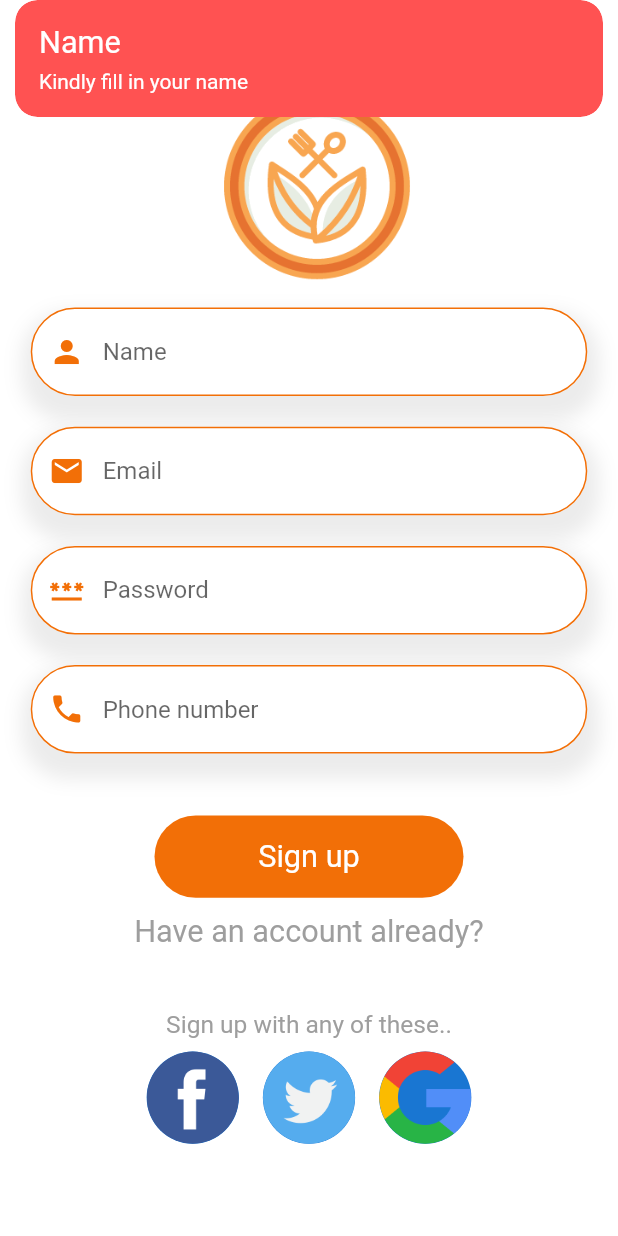
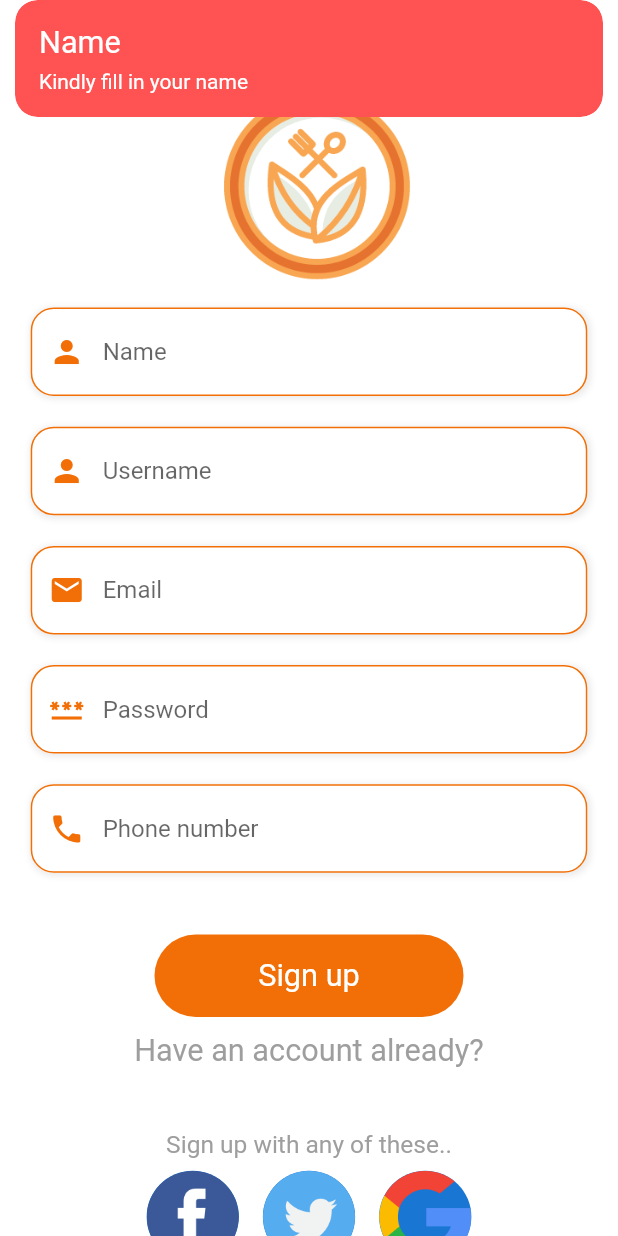
Before and after one commit to VhiktorBrown/OrderFood, a Flutter app: the SignUpPage screen opened directly, after a tap on "Sign up", on a phone screen of 412 x 824 dp. Run offline on Flutter 3.47's test engine with Material 2 defaults, Android fonts, the phone set to English and light mode, and no system bars; our stand-ins replace dots_indicator, get, shared_preferences; accounts and stored records are empty.

```diff
--- a/lib/base/show_custom_snackbar.dart
+++ b/lib/base/show_custom_snackbar.dart
@@ -2,7 +2,7 @@ import 'package:flutter/material.dart';
 import 'package:get/get.dart';
 import 'package:order_food/widgets/big_text.dart';
 
-void showCustomSnackBar(String message, {bool isError = true, String title = "Error"}){
+void showCustomSnackBar(String message, {Color color = Colors.redAccent, bool isError = true, String title = "Error"}){
   Get.snackbar(title, message,
   titleText: BigText(text: title, color: Colors.white,),
   messageText: Text(message,
@@ -12,6 +12,6 @@ void showCustomSnackBar(String message, {bool isError = true, String title = "Er
   ),
     colorText: Colors.white,
     snackPosition: SnackPosition.TOP,
-    backgroundColor: Colors.redAccent
+    backgroundColor: color
   );
 }
--- a/lib/data/api/api_client.dart
+++ b/lib/data/api/api_client.dart
@@ -36,8 +36,6 @@ class ApiClient extends GetConnect implements GetxService {
       Get.snackbar("Unsuccessful", "Response was not successful",
           backgroundColor: AppColors.mainColor,
           colorText: Colors.white);
-      // //TODO TO remove later
-      // print("RESPONSE UNSUCCESSFUL " + e.toString());
 
       return Response(statusCode: 1, statusText: e.toString());
     }
--- a/lib/data/models/response_model.dart
+++ b/lib/data/models/response_model.dart
@@ -1,10 +1,10 @@
 class ResponseModel {
-  final bool _isSuccess;
+  final bool _success;
   final String _message;
 
-  ResponseModel(this._isSuccess, this._message);
+  ResponseModel(this._success, this._message);
 
-  bool get isSuccess => _isSuccess;
+  bool get success => _success;
   String get message => _message;
 
 }
--- a/lib/data/models/sign_up_body.dart
+++ b/lib/data/models/sign_up_body.dart
@@ -1,10 +1,12 @@
 class SignUpBody{
   String name;
+  String username;
   String email;
   String phone;
   String password;
 
   SignUpBody({required this.name,
+    required this.username,
     required this.phone,
     required this.email,
     required this.password
@@ -14,6 +16,7 @@ class SignUpBody{
     Map<String, dynamic> data = <String, dynamic>{};
 
     data["name"] = name;
+    data["username"] = username;
     data["email"] = email;
     data["phone"] = phone;
     data["password"] = password;
--- a/lib/main.dart
+++ b/lib/main.dart
@@ -1,16 +1,14 @@
-
 import 'package:flutter/material.dart';
 import 'package:get/get.dart';
 import 'package:order_food/data/controllers/cart_controller.dart';
 import 'package:order_food/helper/dependencies.dart' as dep;
 import 'package:order_food/pages/auth/sign_in_page.dart';
-import 'package:order_food/pages/auth/sign_up.dart';
 import 'package:order_food/routes/route_helper.dart';
-
 import 'data/controllers/popular_products_controller.dart';
 import 'data/controllers/recommended_products_controller.dart';
 
 Future<void> main() async{
+
   //to ensure that the dependencies are loaded before loading the UI
   WidgetsFlutterBinding.ensureInitialized();
 
--- a/lib/pages/auth/sign_up.dart
+++ b/lib/pages/auth/sign_up.dart
@@ -1,6 +1,7 @@
 import 'package:flutter/gestures.dart';
 import 'package:flutter/material.dart';
 import 'package:get/get.dart';
+import 'package:order_food/base/custom_progress_bar.dart';
 import 'package:order_food/data/controllers/auth_controller.dart';
 import 'package:order_food/data/models/sign_up_body.dart';
 import 'package:order_food/utils/colors.dart';
@@ -14,7 +15,9 @@ class SignUpPage extends StatelessWidget {
 
   @override
   Widget build(BuildContext context) {
+
     var emailController = TextEditingController();
+    var usernameController = TextEditingController();
     var nameController = TextEditingController();
     var phoneController = TextEditingController();
     var passwordController = TextEditingController();
@@ -25,10 +28,10 @@ class SignUpPage extends StatelessWidget {
       "google(1).png"
     ];
 
-    void _registerNewUser(){
-      var authController = Get.find<AuthController>();
+    void _registerNewUser(AuthController authController){
 
       String name = nameController.text.trim();
+      String username = usernameController.text.trim();
       String email = emailController.text.trim();
       String phone = phoneController.text.trim();
       String password = passwordController.text.trim();
@@ -36,6 +39,8 @@ class SignUpPage extends StatelessWidget {
       //check for Empty fields
       if(name.isEmpty){
         showCustomSnackBar("Kindly fill in your name", title: "Name");
+      }else if(username.isEmpty){
+        showCustomSnackBar("Kindly fill in a username", title: "Username");
       }else if(phone.isEmpty){
         showCustomSnackBar("Kindly fill in your phone number", title: "Phone");
       }else if(email.isEmpty){
@@ -47,11 +52,11 @@ class SignUpPage extends StatelessWidget {
       }else if(password.length < 6){
         showCustomSnackBar("Password has to be more than 6 characters", title: "Password too short");
       }else {
-        showCustomSnackBar("All fields filled correctly.", title: "All done.");
 
         //create the Sign Up Object
         SignUpBody signUpBody = SignUpBody(
           name: name,
+          username: username,
           email: email,
           phone: phone,
           password: password
@@ -59,10 +64,11 @@ class SignUpPage extends StatelessWidget {
 
         //send User Details to the Server to Register
         authController.registration(signUpBody).then((status) {
-          if(status.isSuccess){
+          if(status.success){
             print("Registration Successful");
+            showCustomSnackBar(status.message, color: AppColors.mainColor, title: "Successful");
           }else {
-            showCustomSnackBar(status.message);
+            showCustomSnackBar(status.message, color: AppColors.mainColor, title: "Unsuccessful");
           }
         });
 
@@ -74,7 +80,9 @@ class SignUpPage extends StatelessWidget {
 
     return Scaffold(
       backgroundColor: Colors.white,
-      body: SingleChildScrollView(
+      body: GetBuilder<AuthController>(builder: (authController){
+        //If Loading variable is false, show UI widgets, if not, show custom progress
+        return !authController.isLoading?SingleChildScrollView(
           physics: const BouncingScrollPhysics(),
           child: Column(
             children: [
@@ -92,16 +100,18 @@ class SignUpPage extends StatelessWidget {
               ),
               TextFieldWidget(textController: nameController, hintText: "Name", icon: Icons.person),
               SizedBox(height: Dimensions.height20,),
+              TextFieldWidget(textController: usernameController, hintText: "Username", icon: Icons.person),
+              SizedBox(height: Dimensions.height20,),
               TextFieldWidget(textController: emailController, hintText: "Email", icon: Icons.email),
               SizedBox(height: Dimensions.height20,),
-            TextFieldWidget(textController: passwordController, hintText: "Password", icon: Icons.password),
+              TextFieldWidget(textController: passwordController, hintText: "Password", icon: Icons.password, isObscure: true,),
               SizedBox(height: Dimensions.height20,),
               TextFieldWidget(textController: phoneController, hintText: "Phone number", icon: Icons.phone),
               SizedBox(height: Dimensions.screenHeight*0.05,),
 
               GestureDetector(
                 onTap: (){
-                _registerNewUser();
+                  _registerNewUser(authController);
                 },
                 child: Container(
                   width: Dimensions.screenWidth/2,
@@ -154,7 +164,9 @@ class SignUpPage extends StatelessWidget {
               )
             ],
           ),
-      ),
+        )
+            :const CustomProgress();
+      },)
     );
   }
 }
--- a/lib/widgets/text_field_widget.dart
+++ b/lib/widgets/text_field_widget.dart
@@ -8,8 +8,11 @@ class TextFieldWidget extends StatelessWidget {
   final TextEditingController textController;
   final String hintText;
   final IconData icon;
+  bool isObscure;
 
-  const TextFieldWidget({Key? key, required this.textController, required this.hintText, required this.icon}) : super(key: key);
+  TextFieldWidget({Key? key, required this.textController, required this.hintText,
+    required this.icon,
+    this.isObscure = false}) : super(key: key);
 
   @override
   Widget build(BuildContext context) {
@@ -17,17 +20,18 @@ class TextFieldWidget extends StatelessWidget {
       margin: EdgeInsets.only(left: Dimensions.height20, right: Dimensions.height20),
       decoration: BoxDecoration(
           color: Colors.white,
-          borderRadius: BorderRadius.circular(Dimensions.radius30),
+          borderRadius: BorderRadius.circular(Dimensions.radius15),
           boxShadow: [
             BoxShadow(
-              blurRadius: 10,
-              spreadRadius: 7,
-              offset: const Offset(1, 10),
+              blurRadius: 3,
+              spreadRadius: 1,
+              offset: const Offset(1, 1),
               color: Colors.grey.withOpacity(0.2),
             )
           ]
       ),
       child: TextField(
+        obscureText: isObscure?true:false,
         controller: textController,
         decoration: InputDecoration(
           //hintText
@@ -36,7 +40,7 @@ class TextFieldWidget extends StatelessWidget {
           prefixIcon: Icon(icon, color: AppColors.mainColor,),
           //focusedBorder
           focusedBorder: OutlineInputBorder(
-              borderRadius: BorderRadius.circular(Dimensions.radius30),
+              borderRadius: BorderRadius.circular(Dimensions.radius15),
               borderSide: const BorderSide(
                   width: 1.0,
                   color: Colors.white
@@ -45,7 +49,7 @@ class TextFieldWidget extends StatelessWidget {
 
           //enabled Border
           enabledBorder: OutlineInputBorder(
-              borderRadius: BorderRadius.circular(Dimensions.radius30),
+              borderRadius: BorderRadius.circular(Dimensions.radius15),
               borderSide: const BorderSide(
                 width: 1.0,
                 color: AppColors.mainColor,
@@ -54,7 +58,7 @@ class TextFieldWidget extends StatelessWidget {
 
           //border - Just border
           border: OutlineInputBorder(
-            borderRadius: BorderRadius.circular(Dimensions.radius30),
+            borderRadius: BorderRadius.circular(Dimensions.radius15),
           ),
 
         ),
```
Also changed, not shown: lib/base/custom_progress_bar.dart (added, +29 -0 lines), lib/data/controllers/auth_controller.dart (+30 -2 lines), lib/data/repository/auth_repo.dart (+20 -0 lines), lib/pages/auth/sign_in_page.dart (+47 -20 lines), lib/utils/constants.dart (+7 -0 lines). Lines whose indentation alone changed are shown as unchanged.
